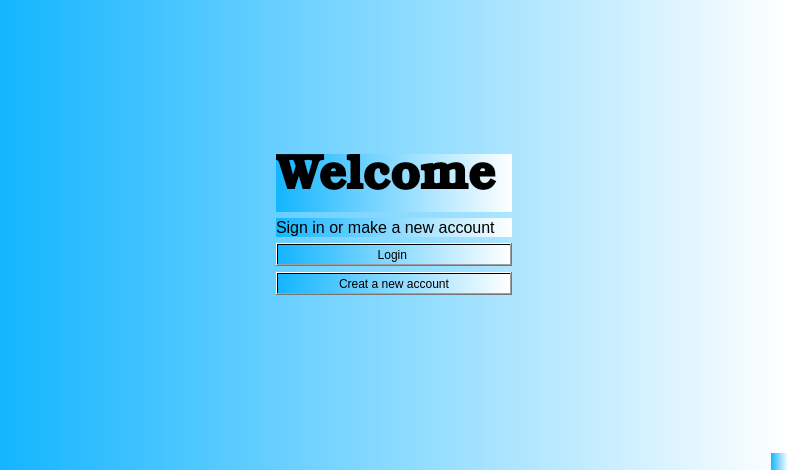
This is welcome.ui in ShadiMi/Group27_hApp_project as Qt 5 draws it before an edit. The edited form follows.
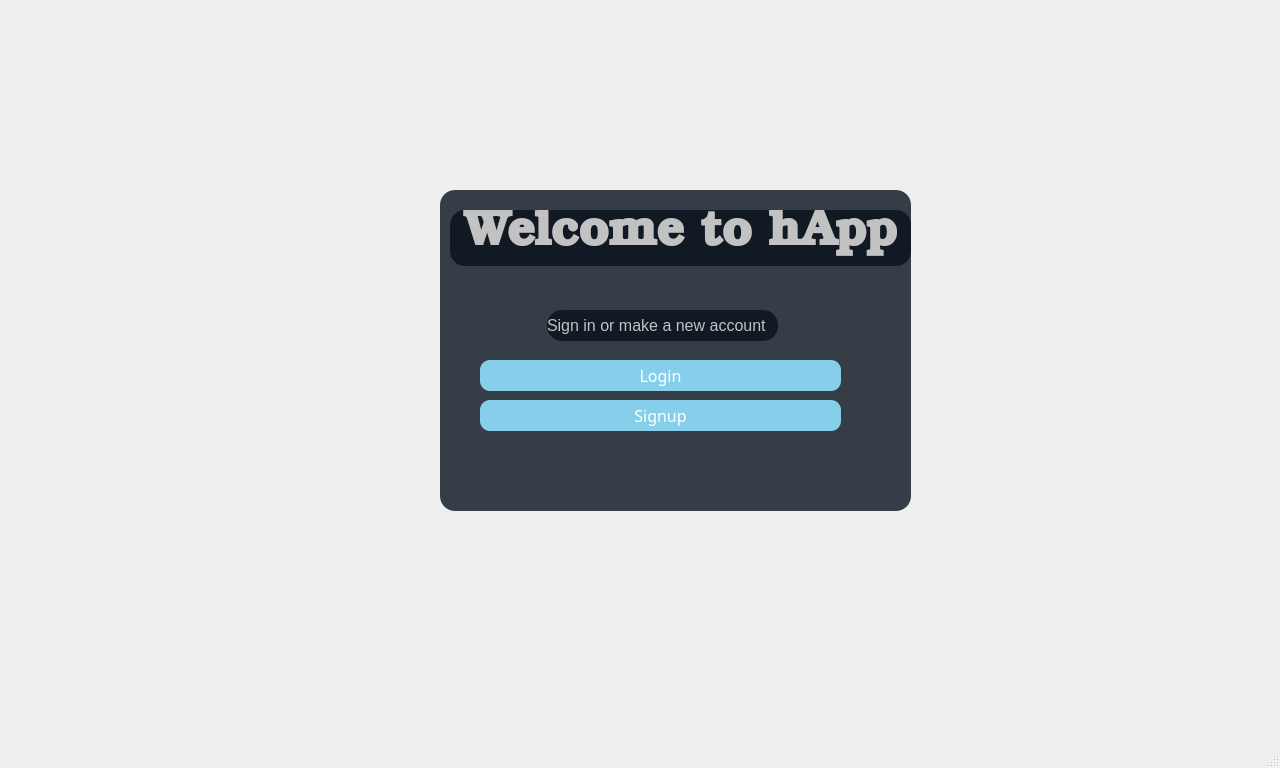
This is the edited form.

The edit to the form file:
```diff
--- a/welcome.ui
+++ b/welcome.ui
@@ -6,59 +6,105 @@
    <rect>
     <x>0</x>
     <y>0</y>
-    <width>788</width>
-    <height>470</height>
+    <width>1280</width>
+    <height>768</height>
    </rect>
   </property>
   <property name="windowTitle">
    <string>MainWindow</string>
   </property>
   <property name="styleSheet">
-   <string notr="true">background:qlineargradient(spread:pad, x1:0, y1:0, x2:1, y2:0, stop:0 rgb(20, 181, 255), stop:1 rgb(255, 255, 255, 255))</string>
+   <string notr="true">QFrame
+{
+background:rgba(6, 16, 28, 0.8);
+border-radius:15px;
+}
+</string>
   </property>
   <widget class="QWidget" name="centralwidget">
-   <layout class="QGridLayout" name="gridLayout">
-    <item row="5" column="1">
-     <spacer name="verticalSpacer_2">
-      <property name="orientation">
-       <enum>Qt::Vertical</enum>
-      </property>
-      <property name="sizeHint" stdset="0">
-       <size>
-        <width>20</width>
-        <height>40</height>
-       </size>
-      </property>
-     </spacer>
-    </item>
-    <item row="1" column="0">
-     <spacer name="horizontalSpacer">
-      <property name="orientation">
-       <enum>Qt::Horizontal</enum>
-      </property>
-      <property name="sizeHint" stdset="0">
-       <size>
-        <width>40</width>
-        <height>20</height>
-       </size>
-      </property>
-     </spacer>
-    </item>
-    <item row="0" column="1">
-     <spacer name="verticalSpacer">
-      <property name="orientation">
-       <enum>Qt::Vertical</enum>
-      </property>
-      <property name="sizeHint" stdset="0">
-       <size>
-        <width>20</width>
-        <height>40</height>
-       </size>
-      </property>
-     </spacer>
-    </item>
-    <item row="1" column="1">
+   <widget class="QFrame" name="frame">
+    <property name="geometry">
+     <rect>
+      <x>440</x>
+      <y>190</y>
+      <width>471</width>
+      <height>321</height>
+     </rect>
+    </property>
+    <property name="frameShape">
+     <enum>QFrame::StyledPanel</enum>
+    </property>
+    <property name="frameShadow">
+     <enum>QFrame::Raised</enum>
+    </property>
+    <widget class="QPushButton" name="createacc">
+     <property name="geometry">
+      <rect>
+       <x>40</x>
+       <y>210</y>
+       <width>361</width>
+       <height>31</height>
+      </rect>
+     </property>
+     <property name="font">
+      <font>
+       <family>century gothic</family>
+       <pointsize>12</pointsize>
+      </font>
+     </property>
+     <property name="styleSheet">
+      <string notr="true">QPushButton
+{
+color:white;
+border-radius:10px;
+}
+QPushButton:hover
+{
+color:#333;
+border-radius:10px;
+background:#49ebff;
+}
+QPushButton
+
+{
+background:skyblue;
+}</string>
+     </property>
+     <property name="text">
+      <string>Signup</string>
+     </property>
+    </widget>
+    <widget class="QLabel" name="signL">
+     <property name="geometry">
+      <rect>
+       <x>107</x>
+       <y>120</y>
+       <width>231</width>
+       <height>31</height>
+      </rect>
+     </property>
+     <property name="font">
+      <font>
+       <pointsize>12</pointsize>
+      </font>
+     </property>
+     <property name="styleSheet">
+      <string notr="true">background:setAttribute(Qt::WA_TranslucentBackground);
+color:rgb(194, 194, 194)</string>
+     </property>
+     <property name="text">
+      <string>Sign in or make a new account</string>
+     </property>
+    </widget>
      <widget class="QLabel" name="welcomeL">
+     <property name="geometry">
+      <rect>
+       <x>10</x>
+       <y>20</y>
+       <width>461</width>
+       <height>56</height>
+      </rect>
+     </property>
       <property name="font">
        <font>
         <family>Bookman Old Style</family>
@@ -68,68 +114,51 @@
        </font>
       </property>
       <property name="styleSheet">
-       <string notr="true">background:setAttribute(Qt::WA_TranslucentBackground)</string>
+      <string notr="true">background:setAttribute(Qt::WA_TranslucentBackground);
+color:rgb(194, 194, 194)</string>
       </property>
       <property name="text">
-       <string>&lt;html&gt;&lt;head/&gt;&lt;body&gt;&lt;p align=&quot;center&quot;&gt;Welcome &lt;/p&gt;&lt;/body&gt;&lt;/html&gt;</string>
-      </property>
-     </widget>
-    </item>
-    <item row="3" column="1">
+      <string>&lt;html&gt;&lt;head/&gt;&lt;body&gt;&lt;p align=&quot;center&quot;&gt;Welcome to hApp&lt;/p&gt;&lt;/body&gt;&lt;/html&gt;</string>
+     </property>
+    </widget>
      <widget class="QPushButton" name="login">
-      <property name="text">
-       <string>Login </string>
-      </property>
-     </widget>
-    </item>
-    <item row="4" column="1">
-     <widget class="QPushButton" name="createacc">
-      <property name="sizeIncrement">
-       <size>
-        <width>0</width>
-        <height>0</height>
-       </size>
-      </property>
-      <property name="baseSize">
-       <size>
-        <width>1024</width>
-        <height>768</height>
-       </size>
-      </property>
-      <property name="text">
-       <string>Creat a new account</string>
-      </property>
-     </widget>
-    </item>
-    <item row="2" column="1">
-     <widget class="QLabel" name="signL">
+     <property name="geometry">
+      <rect>
+       <x>40</x>
+       <y>170</y>
+       <width>361</width>
+       <height>31</height>
+      </rect>
+     </property>
       <property name="font">
        <font>
+       <family>century gothic</family>
         <pointsize>12</pointsize>
        </font>
       </property>
       <property name="styleSheet">
-       <string notr="true">background:setAttribute(Qt::WA_TranslucentBackground)</string>
+      <string notr="true">QPushButton
+{
+color:white;
+border-radius:10px;
+}
+QPushButton:hover
+{
+color:#333;
+border-radius:10px;
+background:#49ebff;
+}
+QPushButton
+
+{
+background:skyblue;
+}</string>
       </property>
       <property name="text">
-       <string>Sign in or make a new account</string>
-      </property>
-     </widget>
-    </item>
-    <item row="0" column="2">
-     <spacer name="horizontalSpacer_2">
-      <property name="orientation">
-       <enum>Qt::Horizontal</enum>
-      </property>
-      <property name="sizeHint" stdset="0">
-       <size>
-        <width>40</width>
-        <height>20</height>
-       </size>
-      </property>
-     </spacer>
-    </item>
-   </layout>
+      <string>Login</string>
+     </property>
+    </widget>
+   </widget>
   </widget>
   <widget class="QStatusBar" name="statusbar"/>
  </widget>
```
Left out of the diff: 5 changed lines with no effect on the pictures. Lines whose indentation alone changed are shown as unchanged.
